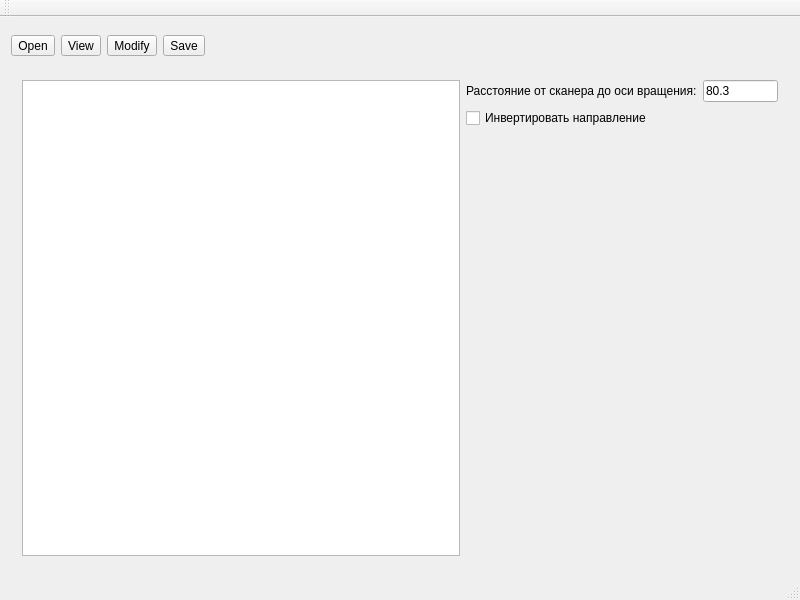
This is app/Scan2Slice/gui/mainwindow.ui in ApplicationsForge/Scan2Slice as Qt 5 draws it before an edit. The edited form follows.
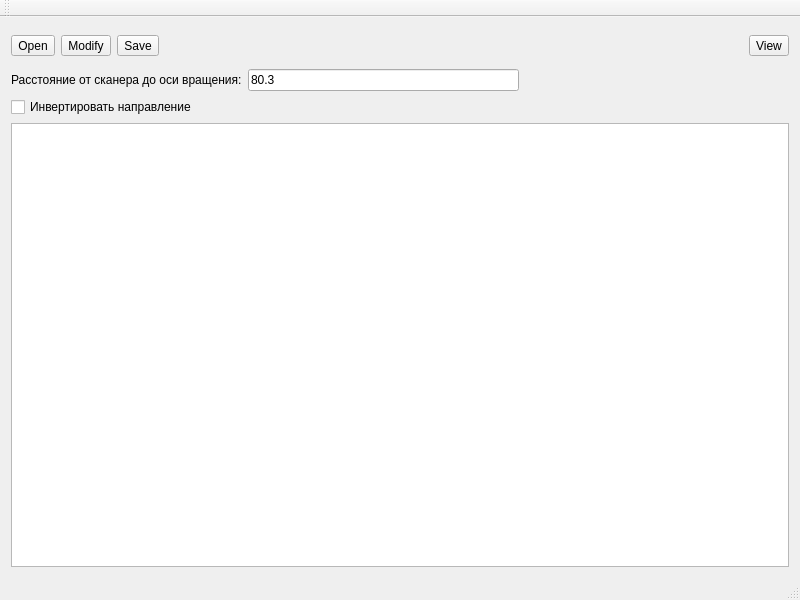
This is the edited form. Icons and pictures are not drawn.

The edit to the form file:
```diff
--- a/app/Scan2Slice/gui/mainwindow.ui
+++ b/app/Scan2Slice/gui/mainwindow.ui
@@ -65,23 +65,6 @@
          </property>
         </widget>
        </item>
-       <item>
-        <widget class="QToolButton" name="viewToolButton">
-         <property name="text">
-          <string>View</string>
-         </property>
-         <property name="icon">
-          <iconset resource="resources/resources.qrc">
-           <normaloff>:/images/images/view.png</normaloff>:/images/images/view.png</iconset>
-         </property>
-         <property name="iconSize">
-          <size>
-           <width>24</width>
-           <height>24</height>
-          </size>
-         </property>
-        </widget>
-       </item>
        <item>
         <widget class="QToolButton" name="modifyToolButton">
          <property name="text">
@@ -129,22 +112,41 @@
          </property>
         </spacer>
        </item>
+       <item>
+        <widget class="QToolButton" name="viewToolButton">
+         <property name="text">
+          <string>View</string>
+         </property>
+         <property name="icon">
+          <iconset resource="resources/resources.qrc">
+           <normaloff>:/images/images/view.png</normaloff>:/images/images/view.png</iconset>
+         </property>
+         <property name="iconSize">
+          <size>
+           <width>24</width>
+           <height>24</height>
+          </size>
+         </property>
+        </widget>
+       </item>
       </layout>
      </widget>
     </item>
     <item>
      <widget class="QWidget" name="pointsWidget" native="true">
-      <layout class="QHBoxLayout" name="horizontalLayout_2">
-       <item>
-        <widget class="QTableWidget" name="pointsTableWidget">
-         <property name="sizePolicy">
-          <sizepolicy hsizetype="Expanding" vsizetype="Expanding">
-           <horstretch>5</horstretch>
-           <verstretch>0</verstretch>
-          </sizepolicy>
-         </property>
-        </widget>
-       </item>
+      <layout class="QVBoxLayout" name="verticalLayout_2">
+       <property name="leftMargin">
+        <number>0</number>
+       </property>
+       <property name="topMargin">
+        <number>0</number>
+       </property>
+       <property name="rightMargin">
+        <number>0</number>
+       </property>
+       <property name="bottomMargin">
+        <number>0</number>
+       </property>
        <item>
         <widget class="QWidget" name="scanToSliceParamsWidget" native="true">
          <property name="sizePolicy">
@@ -166,13 +168,6 @@
           <property name="bottomMargin">
            <number>0</number>
           </property>
-          <item row="0" column="0">
-           <widget class="QLabel" name="distanceLabel">
-            <property name="text">
-             <string>Расстояние от сканера до оси вращения:</string>
-            </property>
-           </widget>
-          </item>
           <item row="0" column="1">
            <widget class="QLineEdit" name="distanceLineEdit">
             <property name="minimumSize">
@@ -189,15 +184,22 @@
             </property>
            </widget>
           </item>
-          <item row="2" column="0" colspan="2">
-           <spacer name="verticalSpacer">
+          <item row="0" column="0">
+           <widget class="QLabel" name="distanceLabel">
+            <property name="text">
+             <string>Расстояние от сканера до оси вращения:</string>
+            </property>
+           </widget>
+          </item>
+          <item row="0" column="2" rowspan="2">
+           <spacer name="horizontalSpacer_2">
             <property name="orientation">
-             <enum>Qt::Vertical</enum>
+             <enum>Qt::Horizontal</enum>
             </property>
             <property name="sizeHint" stdset="0">
              <size>
-              <width>20</width>
-              <height>100</height>
+              <width>40</width>
+              <height>20</height>
              </size>
             </property>
            </spacer>
@@ -212,6 +214,16 @@
          </layout>
         </widget>
        </item>
+       <item>
+        <widget class="QTableWidget" name="pointsTableWidget">
+         <property name="sizePolicy">
+          <sizepolicy hsizetype="Expanding" vsizetype="Expanding">
+           <horstretch>5</horstretch>
+           <verstretch>0</verstretch>
+          </sizepolicy>
+         </property>
+        </widget>
+       </item>
       </layout>
      </widget>
     </item>
```
